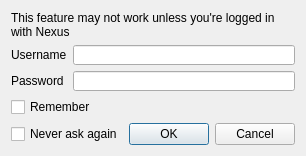
Old version of the form source/modorganizer/src/credentialsdialog.ui in the repository ArialSenki/MO2-Revamped.
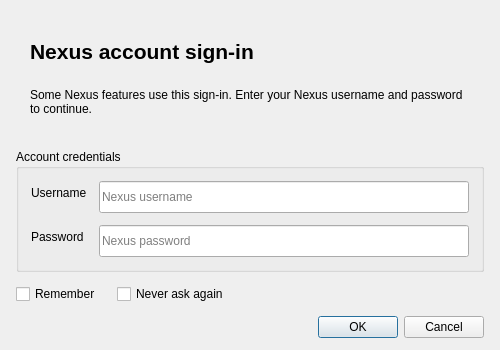
New version of the form.

The edit to the form file:
```diff
--- a/source/modorganizer/src/credentialsdialog.ui
+++ b/source/modorganizer/src/credentialsdialog.ui
@@ -3,86 +3,82 @@
  <class>CredentialsDialog</class>
  <widget class="QDialog" name="CredentialsDialog">
   <property name="geometry">
-   <rect>
-    <x>0</x>
-    <y>0</y>
-    <width>294</width>
-    <height>156</height>
-   </rect>
+   <rect><x>0</x><y>0</y><width>500</width><height>350</height></rect>
   </property>
   <property name="windowTitle">
    <string>Login</string>
   </property>
   <layout class="QVBoxLayout" name="verticalLayout">
+   <property name="spacing"><number>12</number></property>
+   <property name="leftMargin"><number>16</number></property>
+   <property name="topMargin"><number>16</number></property>
+   <property name="rightMargin"><number>16</number></property>
+   <property name="bottomMargin"><number>12</number></property>
    <item>
-    <widget class="QLabel" name="label_3">
-     <property name="text">
-      <string>This feature may not work unless you're logged in with Nexus</string>
-     </property>
-     <property name="wordWrap">
-      <bool>true</bool>
-     </property>
+    <widget class="QFrame" name="credentialsHeaderPanel">
+     <property name="frameShape"><enum>QFrame::NoFrame</enum></property>
+     <layout class="QVBoxLayout" name="headerLayout">
+      <property name="spacing"><number>4</number></property>
+      <property name="leftMargin"><number>14</number></property>
+      <property name="topMargin"><number>12</number></property>
+      <property name="rightMargin"><number>14</number></property>
+      <property name="bottomMargin"><number>12</number></property>
+      <item>
+       <widget class="QLabel" name="titleLabel">
+        <property name="font"><font><pointsize>16</pointsize><weight>600</weight><bold>true</bold></font></property>
+        <property name="text"><string>Nexus account sign-in</string></property>
+       </widget>
+      </item>
+      <item>
+       <widget class="QLabel" name="label_3">
+        <property name="text"><string>Some Nexus features use this sign-in. Enter your Nexus username and password to continue.</string></property>
+        <property name="wordWrap"><bool>true</bool></property>
+       </widget>
+      </item>
+     </layout>
     </widget>
    </item>
    <item>
-    <layout class="QFormLayout" name="formLayout">
-     <item row="0" column="0">
-      <widget class="QLabel" name="label">
-       <property name="text">
-        <string>Username</string>
-       </property>
-      </widget>
-     </item>
-     <item row="0" column="1">
-      <widget class="QLineEdit" name="usernameEdit"/>
-     </item>
-     <item row="1" column="0">
-      <widget class="QLabel" name="label_2">
-       <property name="text">
-        <string>Password</string>
-       </property>
-      </widget>
-     </item>
-     <item row="1" column="1">
-      <widget class="QLineEdit" name="passwordEdit">
-       <property name="echoMode">
-        <enum>QLineEdit::Password</enum>
-       </property>
-      </widget>
-     </item>
-    </layout>
+    <widget class="QGroupBox" name="credentialsGroup">
+     <property name="title"><string>Account credentials</string></property>
+     <layout class="QFormLayout" name="formLayout">
+      <property name="horizontalSpacing"><number>12</number></property>
+      <property name="verticalSpacing"><number>12</number></property>
+      <property name="leftMargin"><number>12</number></property>
+      <property name="topMargin"><number>12</number></property>
+      <property name="rightMargin"><number>12</number></property>
+      <property name="bottomMargin"><number>12</number></property>
+      <item row="0" column="0"><widget class="QLabel" name="label"><property name="text"><string>Username</string></property></widget></item>
+      <item row="0" column="1">
+       <widget class="QLineEdit" name="usernameEdit">
+        <property name="minimumSize"><size><width>0</width><height>32</height></size></property>
+        <property name="placeholderText"><string>Nexus username</string></property>
+       </widget>
+      </item>
+      <item row="1" column="0"><widget class="QLabel" name="label_2"><property name="text"><string>Password</string></property></widget></item>
+      <item row="1" column="1">
+       <widget class="QLineEdit" name="passwordEdit">
+        <property name="minimumSize"><size><width>0</width><height>32</height></size></property>
+        <property name="echoMode"><enum>QLineEdit::Password</enum></property>
+        <property name="placeholderText"><string>Nexus password</string></property>
+       </widget>
+      </item>
+     </layout>
+    </widget>
    </item>
    <item>
-    <layout class="QHBoxLayout" name="horizontalLayout_3">
-     <item>
-      <widget class="QCheckBox" name="rememberCheck">
-       <property name="text">
-        <string>Remember</string>
-       </property>
-      </widget>
-     </item>
+    <layout class="QHBoxLayout" name="optionsLayout">
+     <property name="spacing"><number>16</number></property>
+     <item><widget class="QCheckBox" name="rememberCheck"><property name="text"><string>Remember</string></property></widget></item>
+     <item><widget class="QCheckBox" name="dontaskBox"><property name="text"><string>Never ask again</string></property></widget></item>
+     <item><spacer name="optionsSpacer"><property name="orientation"><enum>Qt::Horizontal</enum></property><property name="sizeHint" stdset="0"><size><width>24</width><height>20</height></size></property></spacer></item>
     </layout>
    </item>
    <item>
-    <layout class="QHBoxLayout" name="horizontalLayout_4">
-     <item>
-      <widget class="QCheckBox" name="dontaskBox">
-       <property name="text">
-        <string>Never ask again</string>
-       </property>
-      </widget>
-     </item>
-     <item>
-      <widget class="QDialogButtonBox" name="buttonBox">
-       <property name="orientation">
-        <enum>Qt::Horizontal</enum>
-       </property>
-       <property name="standardButtons">
-        <set>QDialogButtonBox::Cancel|QDialogButtonBox::Ok</set>
-       </property>
-      </widget>
-     </item>
-    </layout>
+    <widget class="QDialogButtonBox" name="buttonBox">
+     <property name="orientation"><enum>Qt::Horizontal</enum></property>
+     <property name="standardButtons"><set>QDialogButtonBox::Cancel|QDialogButtonBox::Ok</set></property>
+    </widget>
    </item>
   </layout>
  </widget>
```
Left out of the diff: 36 changed lines with no effect on the pictures.
